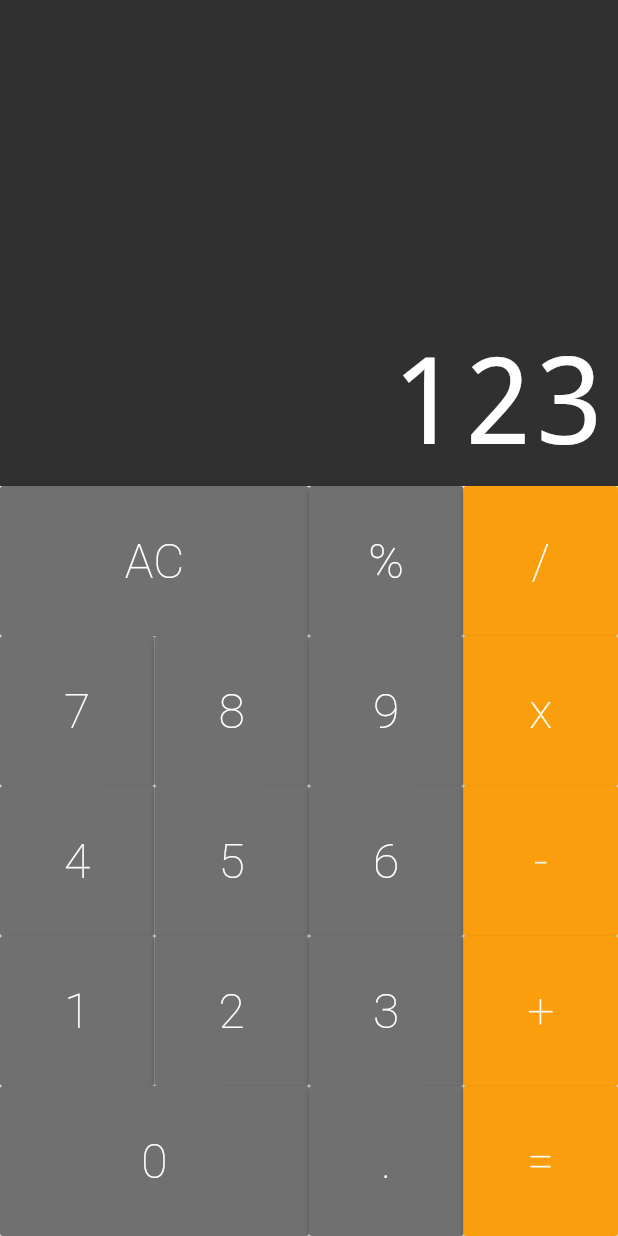
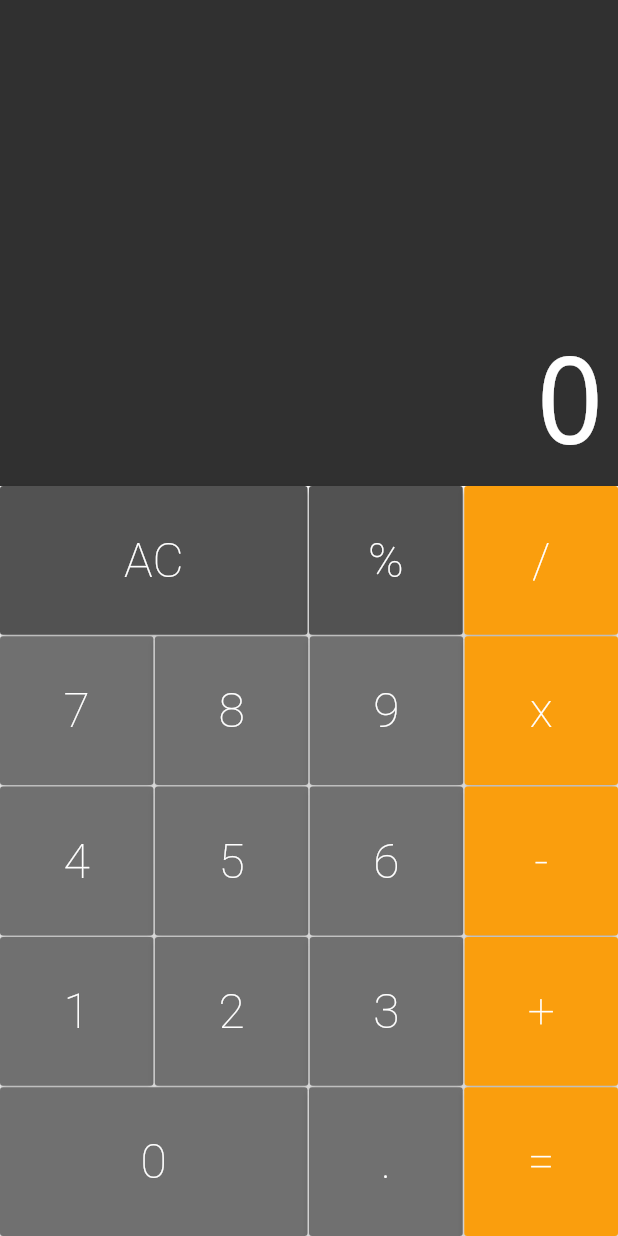
Before and after one commit to thiag-o/calculadora-flutter, a Flutter app: the screen it shows after launch, on a phone screen of 412 x 824 dp. Run offline on Flutter 3.47's test engine with Material 2 defaults, Android fonts, the phone set to English and light mode, and no system bars; drawn by our look-alikes of auto_size_text.

Commit message:
feat: implementando logica da calculadora

```diff
--- a/lib/components/button.dart
+++ b/lib/components/button.dart
@@ -8,11 +8,23 @@ class Button extends StatelessWidget {
   final String text;
   final bool big;
   final Color color;
+  final void Function(String) cb;
 
-  Button({@required this.text, this.big = false, this.color = DEFAULT});
-  Button.big({@required this.text, this.big = true, this.color = DEFAULT});
+  Button(
+      {@required this.text,
+      this.big = false,
+      this.color = DEFAULT,
+      @required this.cb});
+  Button.big(
+      {@required this.text,
+      this.big = true,
+      this.color = DEFAULT,
+      @required this.cb});
   Button.operation(
-      {@required this.text, this.big = false, this.color = OPERATION});
+      {@required this.text,
+      this.big = false,
+      this.color = OPERATION,
+      @required this.cb});
 
   @override
   Widget build(BuildContext context) {
@@ -25,7 +37,7 @@ class Button extends StatelessWidget {
           style: TextStyle(
               color: Colors.white, fontSize: 32, fontWeight: FontWeight.w200),
         ),
-        onPressed: () {},
+        onPressed: () => cb(text),
       ),
     );
   }
--- a/lib/components/button_row.dart
+++ b/lib/components/button_row.dart
@@ -12,7 +12,17 @@ class ButtonRow extends StatelessWidget {
       flex: 1,
       child: Row(
         crossAxisAlignment: CrossAxisAlignment.stretch,
-        children: buttons,
+        children: buttons.fold([], (list, b) {
+          list.isEmpty
+              ? list.add(b)
+              : list.addAll([
+                  SizedBox(
+                    width: 1,
+                  ),
+                  b
+                ]);
+          return list;
+        }),
       ),
     );
   }
--- a/lib/components/keyboard.dart
+++ b/lib/components/keyboard.dart
@@ -3,6 +3,9 @@ import 'button_row.dart';
 import 'button.dart';
 
 class Keyboard extends StatelessWidget {
+  final void Function(String) cb;
+  Keyboard(this.cb);
+
   @override
   Widget build(BuildContext context) {
     return Container(
@@ -12,64 +15,42 @@ class Keyboard extends StatelessWidget {
           ButtonRow([
             Button.big(
               text: 'AC',
+              color: Button.DARK,
+              cb: cb,
             ),
             Button(
               text: '%',
+              cb: cb,
+              color: Button.DARK,
             ),
-            Button.operation(
-              text: '/',
-            ),
+            Button.operation(text: '/', cb: cb),
           ]),
+          SizedBox(height: 1),
           ButtonRow([
-            Button(
-              text: '7',
-            ),
-            Button(
-              text: '8',
-            ),
-            Button(
-              text: '9',
-            ),
-            Button.operation(
-              text: 'x',
-            ),
+            Button(text: '7', cb: cb),
+            Button(text: '8', cb: cb),
+            Button(text: '9', cb: cb),
+            Button.operation(text: 'x', cb: cb),
           ]),
+          SizedBox(height: 1),
           ButtonRow([
-            Button(
-              text: '4',
-            ),
-            Button(
-              text: '5',
-            ),
-            Button(
-              text: '6',
-            ),
-            Button.operation(
-              text: '-',
-            ),
+            Button(text: '4', cb: cb),
+            Button(text: '5', cb: cb),
+            Button(text: '6', cb: cb),
+            Button.operation(text: '-', cb: cb),
           ]),
+          SizedBox(height: 1),
           ButtonRow([
-            Button(
-              text: '1',
-            ),
-            Button(
-              text: '2',
-            ),
-            Button(
-              text: '3',
-            ),
-            Button.operation(
-              text: '+',
-            ),
+            Button(text: '1', cb: cb),
+            Button(text: '2', cb: cb),
+            Button(text: '3', cb: cb),
+            Button.operation(text: '+', cb: cb),
           ]),
+          SizedBox(height: 1),
           ButtonRow([
-            Button.big(text: '0'),
-            Button(
-              text: '.',
-            ),
-            Button.operation(
-              text: '=',
-            ),
+            Button.big(text: '0', cb: cb),
+            Button(text: '.', cb: cb),
+            Button.operation(text: '=', cb: cb),
           ]),
         ],
       ),
--- a/lib/screens/calculator.dart
+++ b/lib/screens/calculator.dart
@@ -1,15 +1,31 @@
+import 'package:calculator/models/memory.dart';
 import 'package:flutter/material.dart';
+import 'package:flutter/services.dart';
 import '../components/display.dart';
 import '../components/keyboard.dart';
 
-class Calculator extends StatelessWidget {
+class Calculator extends StatefulWidget {
+  @override
+  _CalculatorState createState() => _CalculatorState();
+}
+
+class _CalculatorState extends State<Calculator> {
+  final Memory memory = Memory();
+
+  void _onPressed(String command) {
+    setState(() {
+      memory.applyCommand(command);
+    });
+  }
+
   @override
   Widget build(BuildContext context) {
+    SystemChrome.setPreferredOrientations([DeviceOrientation.portraitUp]);
     return MaterialApp(
         home: Column(
       children: [
-        Display('123'),
-        Keyboard(),
+        Display(memory.value),
+        Keyboard(_onPressed),
       ],
     ));
   }
```
Also changed, not shown: lib/models/memory.dart (+96 -0 lines), pubspec.lock.
